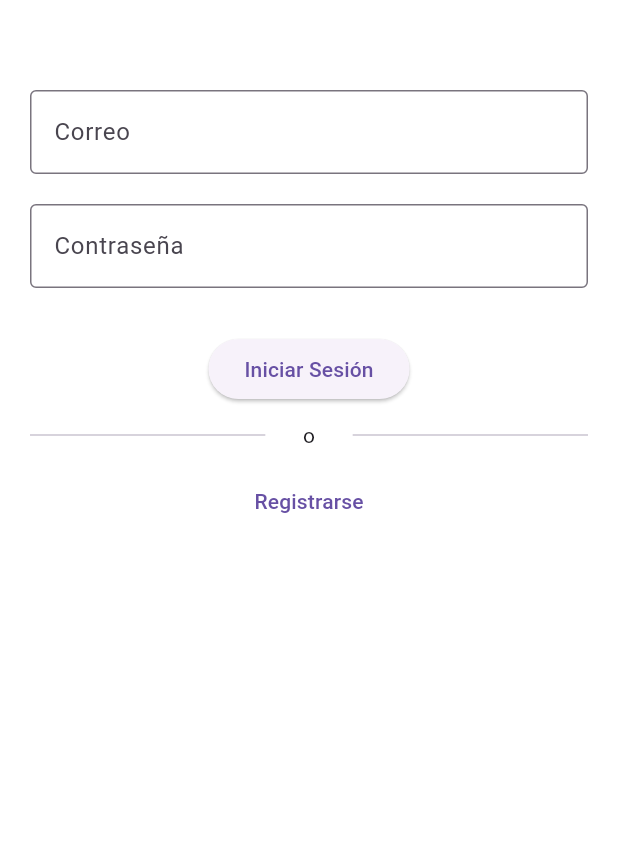
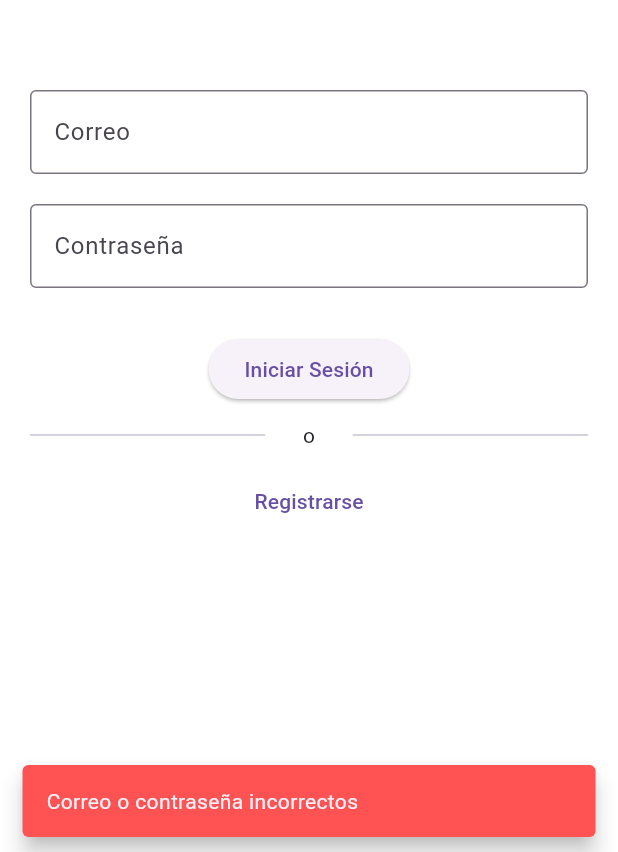
Before and after one commit to RicharPena/Wallet_Safe, a Flutter app: the screen it shows after launch, after a tap on "Iniciar Sesión", on a phone screen of 412 x 824 dp, the part 384-1236 px from its top. Run offline on Flutter 3.47's test engine with Material 3 defaults, Android fonts, the phone set to English and light mode, and no system bars.

Commit message:
Se añadió una nueva barra por si el correo o contraseña son incorrectos y agregó el paso para la ventana de perfiles

```diff
--- a/lib/views/login.dart
+++ b/lib/views/login.dart
@@ -1,5 +1,6 @@
 import 'package:flutter/material.dart';
 import 'package:wallet_safe/models/cuenta.dart';
+import 'package:wallet_safe/views/profiles.dart';
 import 'package:wallet_safe/views/register.dart';
 
 class LoginView extends StatefulWidget {
@@ -54,8 +55,24 @@ class _LoginViewState extends State<LoginView> {
                 final correo = emailController.text;
                 final contrasena = passwordController.text;
 
-                //NECESARIO A CORREGIR. SOLO ES VERIFICACIÓN
-                print(Cuenta.iniciarSesion(correo, contrasena));
+                if (Cuenta.iniciarSesion(correo, contrasena)) {
+                  Navigator.push(
+                    context,
+                    MaterialPageRoute(
+                      builder:
+                          (context) =>
+                              ProfileViews(cuenta: Cuenta.cuentaActiva!),
+                    ),
+                  );
+                } else {
+                  ScaffoldMessenger.of(context).showSnackBar(
+                    SnackBar(
+                      content: Text('Correo o contraseña incorrectos'),
+                      backgroundColor: Colors.redAccent,
+                      behavior: SnackBarBehavior.floating,
+                    ),
+                  );
+                }
 
                 print('Usuario: $correo');
                 print('Contraseña: $contrasena');
```
